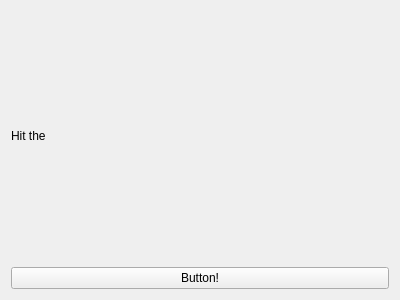
This is gui/idlewidget.ui in andyboeh/qtphotobox as Qt 5 draws it before an edit. The edited form follows.
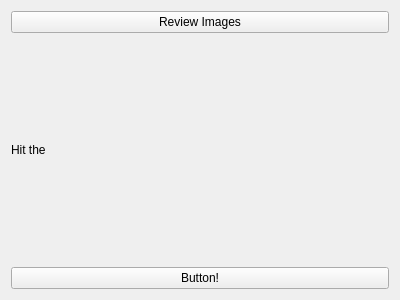
This is the edited form.

Commit message: Add review archive

```diff
--- a/gui/idlewidget.ui
+++ b/gui/idlewidget.ui
@@ -14,6 +14,13 @@
    <string>Form</string>
   </property>
   <layout class="QVBoxLayout" name="verticalLayout">
+   <item>
+    <widget class="QPushButton" name="btnArchive">
+     <property name="text">
+      <string>Review Images</string>
+     </property>
+    </widget>
+   </item>
    <item>
     <widget class="QLabel" name="lblHit">
      <property name="text">
```
The commit also changes 30 other files.
